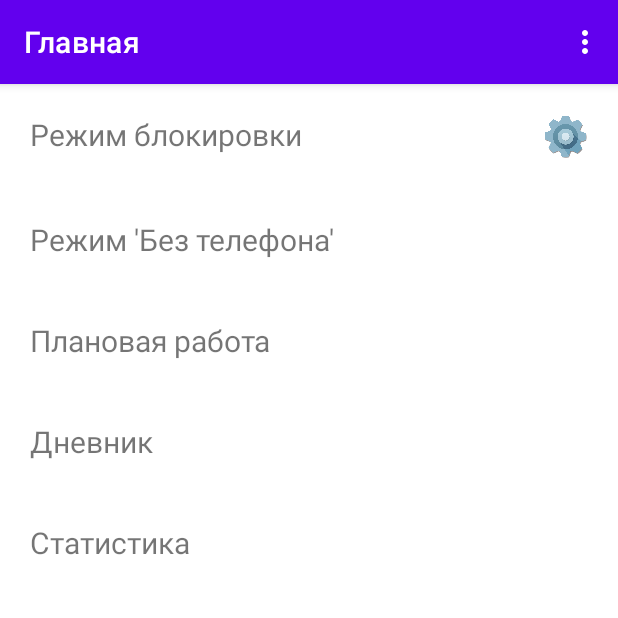
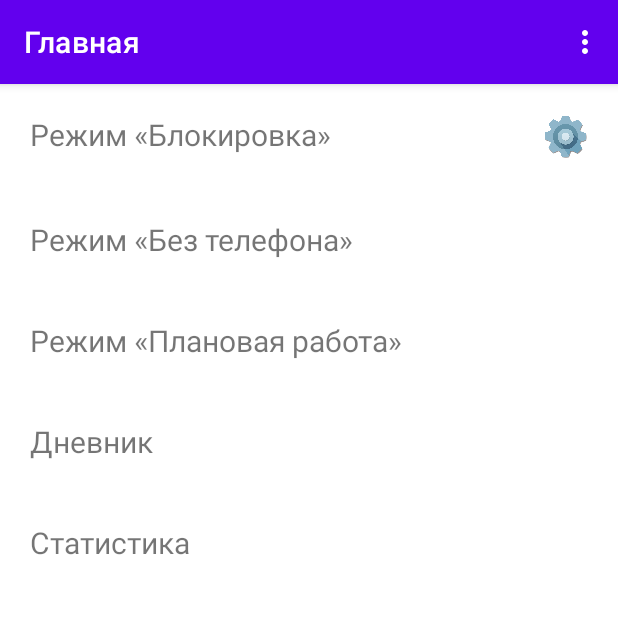
Before and after one commit to Easyboom24/Save_your_time, an Android app: the screen it shows after launch (MainActivity), on a phone screen of 412 x 824 dp, the top half of it. Run offline under Robolectric (Android 15) with nearby library versions, the phone set to English and light mode, and no system bars.

Commit message:
Подправил главное меню

```diff
--- a/app/src/main/res/layout/activity_main.xml
+++ b/app/src/main/res/layout/activity_main.xml
@@ -20,11 +20,11 @@
 
 
         <TextView
-            android:layout_width="0dp"
-            android:textSize="20sp"
-            android:layout_height="wrap_content"
-            android:text="Режим блокировки"
-            android:layout_weight="1"/>
+            android:layout_width="218dp"
+            android:layout_height="29dp"
+            android:layout_weight="1"
+            android:text="Режим «Блокировка»"
+            android:textSize="20sp" />
 
         <RelativeLayout
             android:layout_gravity="center_horizontal"
@@ -62,7 +62,7 @@
             android:layout_width="0dp"
             android:textSize="20sp"
             android:layout_height="wrap_content"
-            android:text="Режим 'Без телефона'"
+            android:text="Режим «Без телефона»"
             android:layout_weight="1"/>
     </LinearLayout>
 
@@ -83,7 +83,7 @@
             android:layout_width="0dp"
             android:textSize="20sp"
             android:layout_height="wrap_content"
-            android:text="Плановая работа"
+            android:text="Режим «Плановая работа»"
             android:layout_weight="1"/>
     </LinearLayout>
 
```
